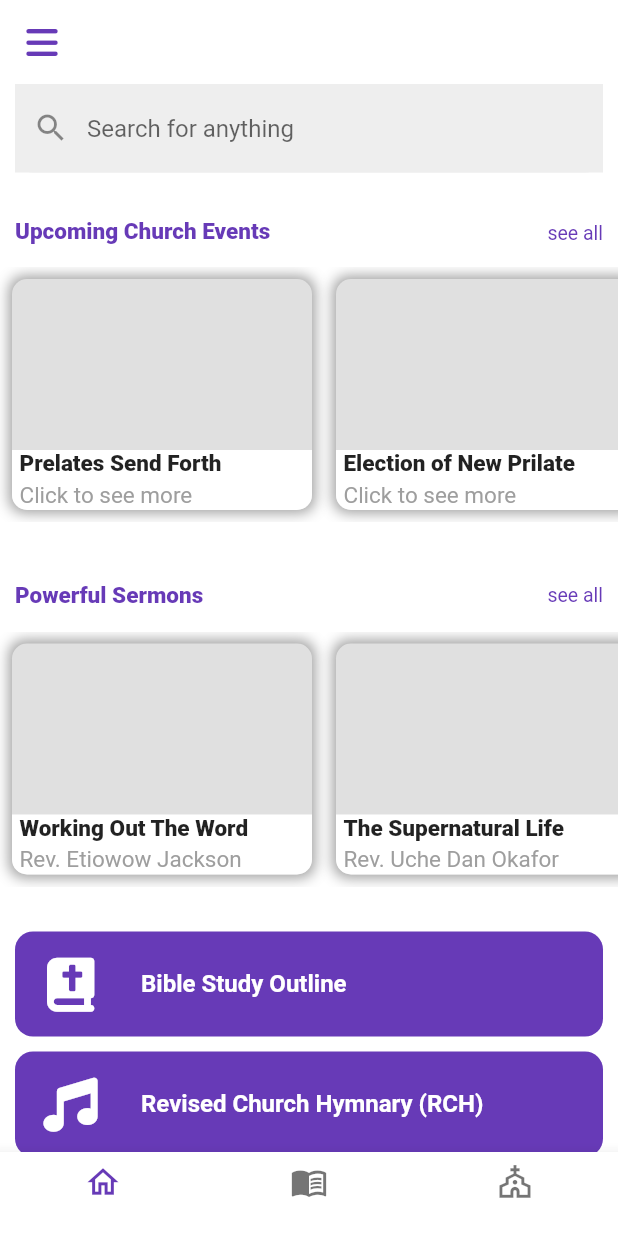
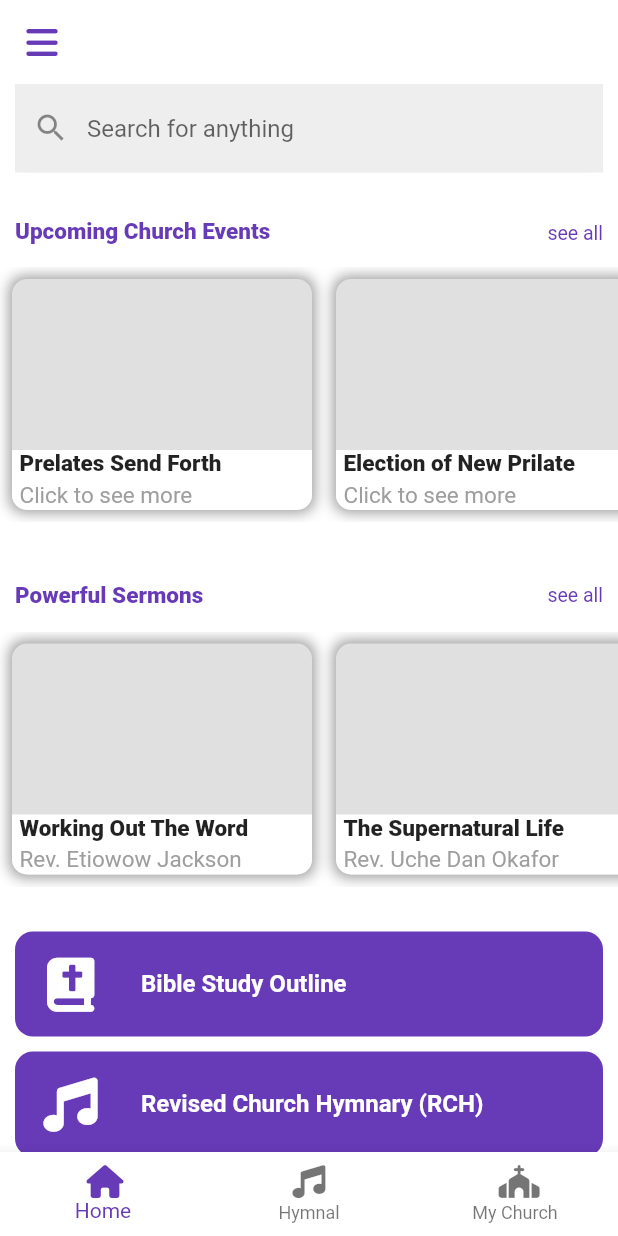
Before and after one commit to Presbyterian-Church-of-Nigeria/PCN-erp, a Flutter app: the screen it shows after launch, on a phone screen of 412 x 824 dp. Run offline on Flutter 3.47's test engine with Material 2 defaults, Android fonts, the phone set to English and light mode, and no system bars; our stand-ins replace animated_text_kit, cloud_firestore, dio, easy_rich_text, expansion_tile_card, firebase_core and 4 more; missing offline and left inert: epub_viewer, onesignal_flutter, syncfusion_flutter_pdfviewer, webview_flutter_plus; accounts and stored records are empty; Roboto replaces fonts that are missing (Montserrat-Regular).

Commit message:
bottom nav bar

```diff
--- a/lib/screens/homepage.dart
+++ b/lib/screens/homepage.dart
@@ -2,8 +2,11 @@
 
 import 'package:flutter/material.dart';
 import 'package:font_awesome_flutter/font_awesome_flutter.dart';
+
 //import 'package:flutter/widgets.dart';
 import 'package:pcn_erp/nav/nav.dart';
+import 'package:pcn_erp/screens/hymnal/hymn_home.dart';
+import 'package:pcn_erp/screens/my_church/mychurch.dart';
 //import 'package:pcn_erp/screens/bible_study/bible_study.dart';
 
 import '../nav/nav.dart';
@@ -19,6 +22,14 @@ class HomePage extends StatefulWidget {
 
 class _HomePageState extends State<HomePage> {
   int _currentIndex = 0;
+  PageController pageController = PageController();
+
+  void onTapped(int index) {
+    setState(() {
+      _currentIndex = index;
+    });
+    pageController.jumpToPage(index);
+  }
 
   @override
   Widget build(BuildContext context) {
@@ -36,11 +47,11 @@ class _HomePageState extends State<HomePage> {
                 color: Colors.deepPurple,
               ),
             );
-
           },
         ),
       ),
-      body: SingleChildScrollView(
+      body: PageView(controller: pageController, children: [
+        SingleChildScrollView(
           child: Column(
             children: [
               Padding(
@@ -56,7 +67,8 @@ class _HomePageState extends State<HomePage> {
                         borderRadius: BorderRadius.circular(12),
                       ),
                       focusedBorder: OutlineInputBorder(
-                      borderSide: BorderSide(color: Colors.deepPurple.shade200),
+                        borderSide:
+                            BorderSide(color: Colors.deepPurple.shade200),
                         borderRadius: BorderRadius.circular(12),
                       ),
                     ),
@@ -80,32 +92,31 @@ class _HomePageState extends State<HomePage> {
             ],
           ),
         ),
+        HymnPage(),
+        Mychurch()
+      ]),
       bottomNavigationBar: BottomNavigationBar(
         fixedColor: Colors.deepPurple,
         currentIndex: _currentIndex,
-        iconSize: 25,
+        iconSize: 22,
         items: [
           BottomNavigationBarItem(
             icon: Icon(
-              Icons.home_outlined,
+              FontAwesomeIcons.house,
             ),
-
-            label: '',
+            label: 'Home',
           ),
           BottomNavigationBarItem(
-              icon: Icon(Icons.menu_book_outlined), label: ''),
+              icon: Icon(FontAwesomeIcons.music), label: 'Hymnal'),
           BottomNavigationBarItem(
             icon: Icon(
-              Icons.church_outlined,
+              FontAwesomeIcons.church
+              ,
             ),
-            label: '',
+            label: 'My Church',
           ),
         ],
-        onTap: (index) {
-          setState(() {
-            _currentIndex = index;
-          });
-        },
+        onTap:onTapped
       ),
     );
   }
--- a/lib/screens/hymnal/hymn_home.dart
+++ b/lib/screens/hymnal/hymn_home.dart
@@ -1,6 +1,5 @@
 import 'package:flutter/material.dart';
 //import 'package:flutter/widgets.dart';
-import 'package:pcn_erp/nav/nav.dart';
 import 'package:pcn_erp/screens/hymnal/abu_oma/igbo_hymn.dart';
 import 'package:pcn_erp/screens/hymnal/effik/effik.dart';
 import 'package:pcn_erp/screens/hymnal/rch/hymnlist.dart';
@@ -22,7 +21,7 @@ class _HymnPageState extends State<HymnPage> {
           elevation: 0.2,
           title: Text('Hymnal'),
         ),
-        drawer: Navbar(),
+       // drawer: Navbar(),
         body: Container(
           child: Padding(
               padding: const EdgeInsets.all(10.0),
```
Also changed, not shown: lib/bible/main.dart (+11 -6 lines). Lines whose indentation alone changed are shown as unchanged.
